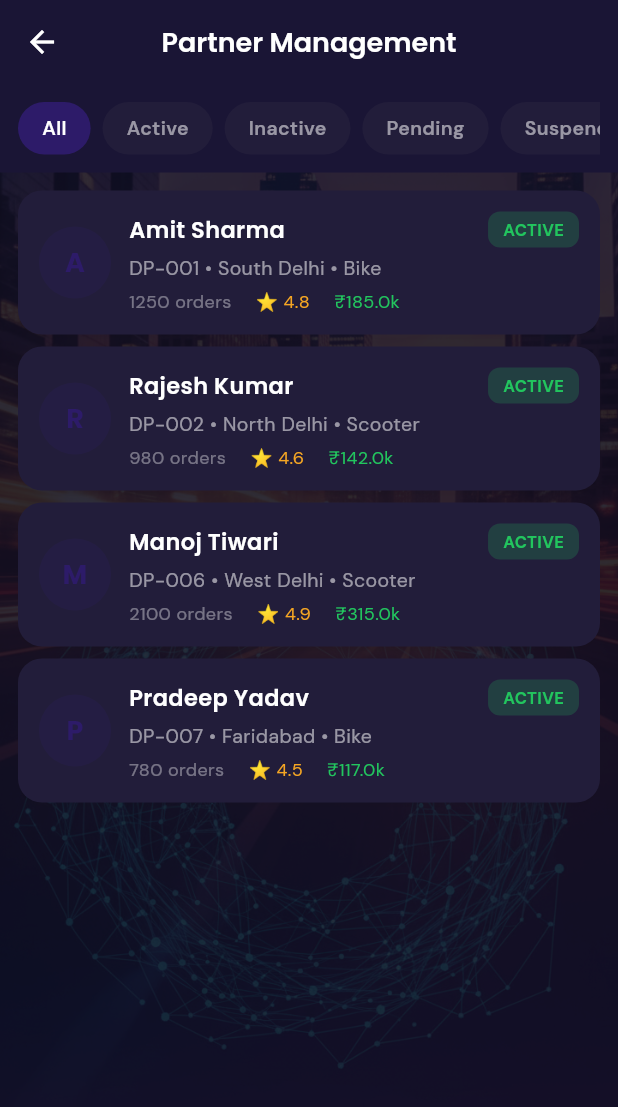
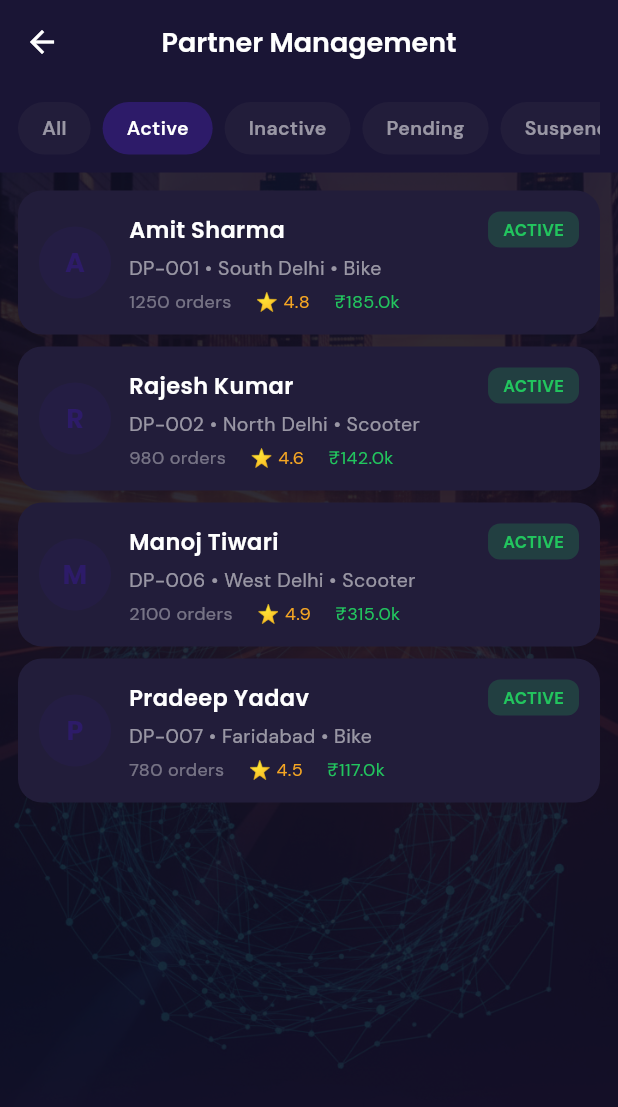
Before and after one commit to ashishsrivastava14/DeliveryPartnerApp, a Flutter app: the AdminPartnersScreen screen opened directly, after a tap on "Active", on a phone screen of 412 x 824 dp. Shown: the top 1107 px of the screen. Run offline on Flutter 3.47's test engine with Material 3 defaults, Android fonts, the phone set to English and light mode, and no system bars; our stand-ins replace fl_chart, get, go_router, google_fonts.

Commit message:
Refactor filter chips in AdminPartnersScreen to use current filter value for selection state

```diff
--- a/delivery_partner_app/lib/screens/admin/admin_partners_screen.dart
+++ b/delivery_partner_app/lib/screens/admin/admin_partners_screen.dart
@@ -28,15 +28,18 @@ class AdminPartnersScreen extends StatelessWidget {
             color: AppColors.surfaceDark,
             child: SingleChildScrollView(
               scrollDirection: Axis.horizontal,
-              child: Obx(() => Row(
-                    children: [
-                      _FilterChip('All', 'all', controller),
-                      _FilterChip('Active', 'active', controller),
-                      _FilterChip('Inactive', 'inactive', controller),
-                      _FilterChip('Pending', 'pending', controller),
-                      _FilterChip('Suspended', 'suspended', controller),
-                    ],
-                  )),
+              child: Obx(() {
+                final currentFilter = controller.partnerFilter.value;
+                return Row(
+                  children: [
+                    _FilterChip('All', 'all', currentFilter, controller),
+                    _FilterChip('Active', 'active', currentFilter, controller),
+                    _FilterChip('Inactive', 'inactive', currentFilter, controller),
+                    _FilterChip('Pending', 'pending', currentFilter, controller),
+                    _FilterChip('Suspended', 'suspended', currentFilter, controller),
+                  ],
+                );
+              }),
             ),
           ),
           Expanded(
@@ -275,13 +278,14 @@ class AdminPartnersScreen extends StatelessWidget {
 class _FilterChip extends StatelessWidget {
   final String label;
   final String value;
+  final String currentFilter;
   final AdminController controller;
 
-  const _FilterChip(this.label, this.value, this.controller);
+  const _FilterChip(this.label, this.value, this.currentFilter, this.controller);
 
   @override
   Widget build(BuildContext context) {
-    final selected = controller.partnerFilter.value == value;
+    final selected = currentFilter == value;
     return GestureDetector(
       onTap: () => controller.setPartnerFilter(value),
       child: Container(
```
